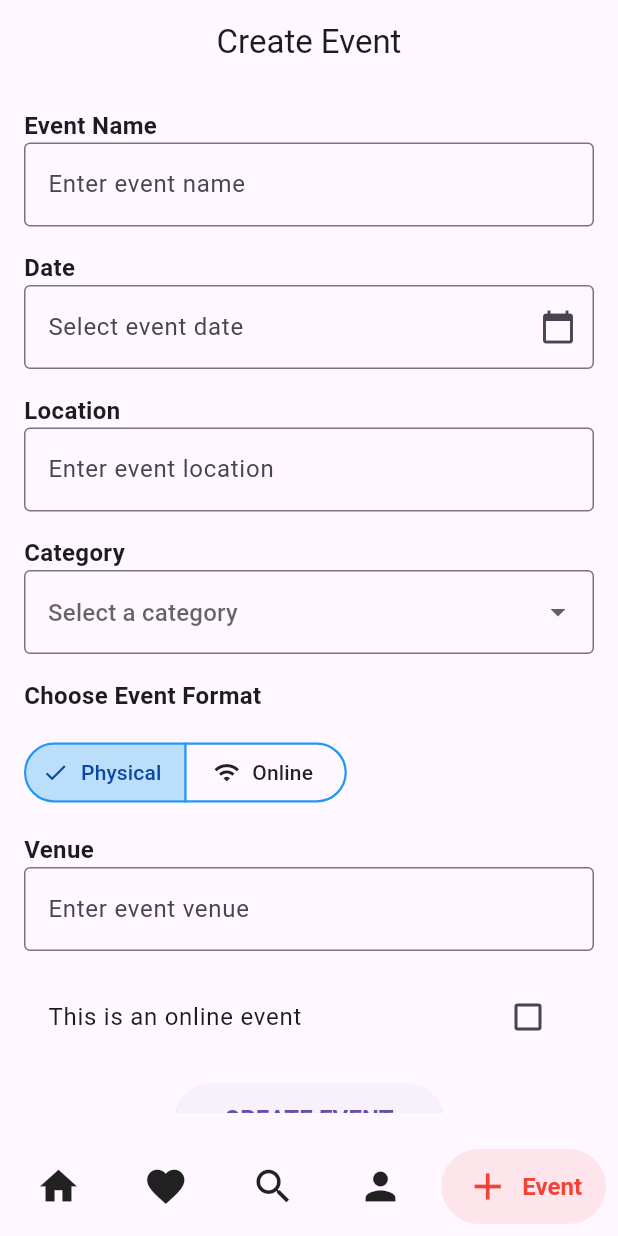
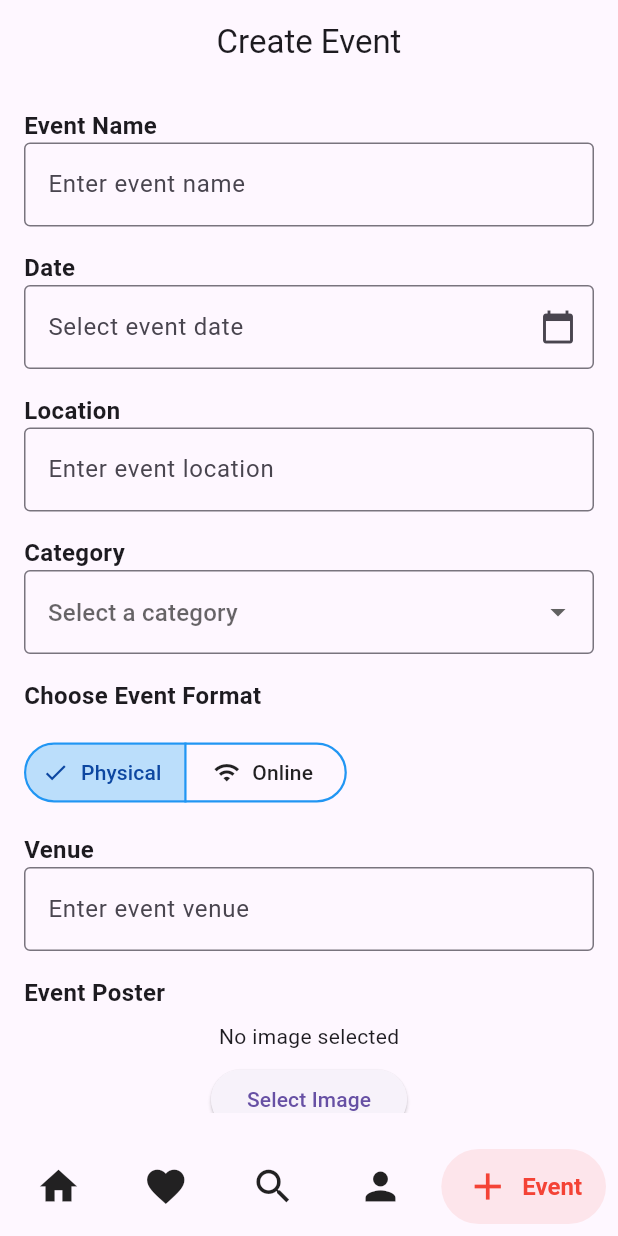
Before and after one commit to mhmdnrllnwr/univent_app, a Flutter app: the screen it shows after launch, item 5 of the bottom bar chosen, on a phone screen of 412 x 824 dp. Run offline on Flutter 3.47's test engine with Material 3 defaults, Android fonts, the phone set to English and light mode, and no system bars; drawn by our look-alikes of salomon_bottom_bar; our stand-ins replace image_picker; network calls fail.

Commit message:
done add feature

```diff
--- a/lib/screens/create_ev.dart
+++ b/lib/screens/create_ev.dart
@@ -1,4 +1,6 @@
 import 'package:flutter/material.dart';
+import 'package:image_picker/image_picker.dart';
+import 'dart:io';
 
 enum EventFormat { online, physical }
 
@@ -21,6 +23,7 @@ class _CreateEventState extends State<CreateEvent> {
   String? _selectedCategory; // Dropdown value
   bool _isOnline = false; // Checkbox for online events
   EventFormat formatView = EventFormat.physical;
+  XFile? _selectedImage; // Variable to hold the selected image
 
   @override
   Widget build(BuildContext context) {
@@ -192,6 +195,26 @@ class _CreateEventState extends State<CreateEvent> {
                     },
                   ),
                 ],
+
+                const SizedBox(height: 16),
+                const Text(
+                  "Event Poster",
+                  style: TextStyle(fontSize: 16, fontWeight: FontWeight.bold),
+                ),
+                const SizedBox(height: 8),
+                Center(
+                  child: _selectedImage == null
+                      ? const Text("No image selected")
+                      : Image.file(File(_selectedImage!.path)),
+                ),
+                const SizedBox(height: 8),
+                Center(
+                  child: ElevatedButton(
+                    onPressed: _pickImage,
+                    child: const Text("Select Image"),
+                  ),
+                ),
+
                 const SizedBox(height: 16),
                 CheckboxListTile(
                   value: _isOnline,
@@ -228,6 +251,22 @@ class _CreateEventState extends State<CreateEvent> {
         ),
       ),
     );
+  }
+
+  // Method to pick an image
+  Future<void> _pickImage() async {
+    final ImagePicker _picker = ImagePicker();
+    try {
+      final XFile? image = await _picker.pickImage(source: ImageSource.gallery);
+      if (image != null) {
+        setState(() {
+          _selectedImage = image;
+        });
+      }
+    } catch (e) {
+      // Handle error
+      print("Error picking image: $e");
+    }
   }
 
   // Function to select a date
--- a/pubspec.yaml
+++ b/pubspec.yaml
@@ -10,6 +10,7 @@ dependencies:
   flutter:
     sdk: flutter
   salomon_bottom_bar: ^3.3.2
+  image_picker: ^0.8.4+4
 
 dev_dependencies:
   flutter_test:
```
Also changed, not shown: pubspec.lock, 3 other files.
